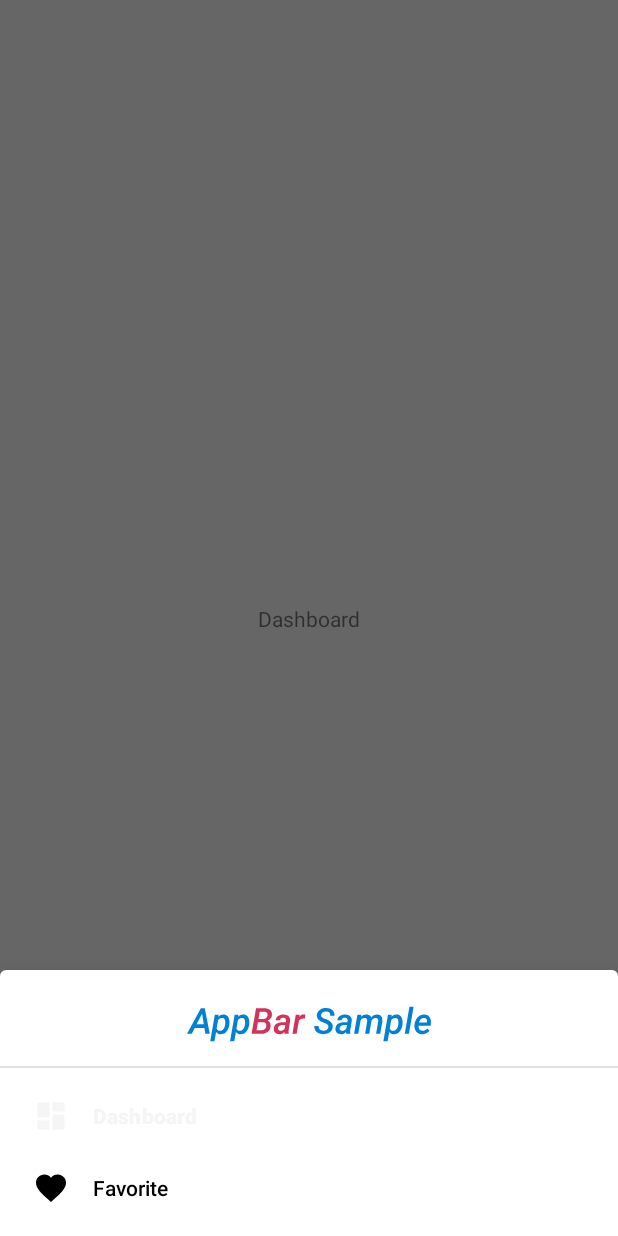
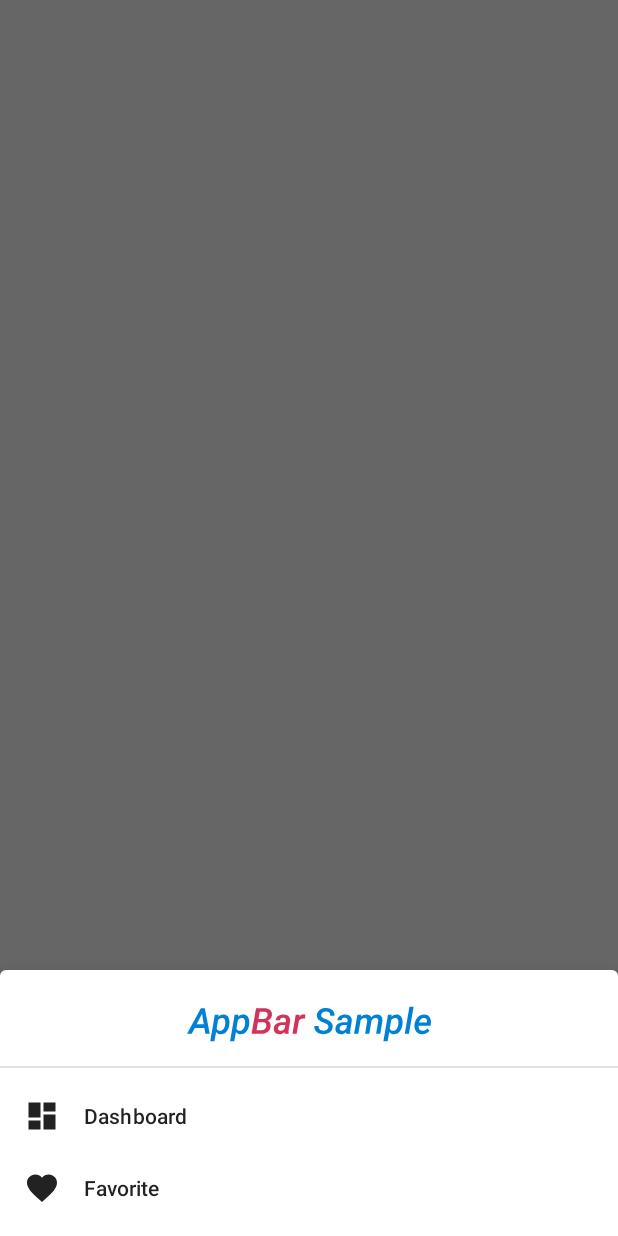
Before and after one commit to pstanisl/appbar-sample, an Android app: the fragment BottomNavigationFragment placed in its activity, on a phone screen of 412 x 824 dp. Run offline under Robolectric (Android 15) with nearby library versions, the phone set to English and light mode, and no system bars; our stand-ins replace Timber, navigation-ui; 7 statements that could not run were skipped.

Commit message:
Custom NavigationView item background

```diff
--- /dev/null
+++ b/app/src/main/res/drawable/navigation_item_bg.xml
@@ -0,0 +1,7 @@
+<?xml version="1.0" encoding="utf-8"?>
+<selector xmlns:android="http://schemas.android.com/apk/res/android">
+
+    <item android:drawable="@android:color/transparent"  android:state_checked="false"/>
+    <item android:drawable="@drawable/navigation_item_bg_color" android:state_checked="true"/>
+
+</selector>
--- /dev/null
+++ b/app/src/main/res/drawable/navigation_item_bg_color.xml
@@ -0,0 +1,11 @@
+<?xml version="1.0" encoding="utf-8"?>
+<shape xmlns:android="http://schemas.android.com/apk/res/android"
+    android:shape="rectangle">
+    <corners
+        android:radius="@dimen/bottom_sheet_corner_radius" />
+    <padding
+        android:left="@dimen/keyline_1"
+        android:top="8dp"
+        android:bottom="2dp" />
+    <solid android:color="@color/primarySelectedColor" />
+</shape>
--- /dev/null
+++ b/app/src/main/res/drawable/navigation_item_color.xml
@@ -0,0 +1,7 @@
+<?xml version="1.0" encoding="utf-8"?>
+<selector xmlns:android="http://schemas.android.com/apk/res/android">
+
+    <item android:color="@color/black"  android:state_checked="false"/>
+    <item android:color="@color/primaryColor" android:state_checked="true"/>
+
+</selector>
--- /dev/null
+++ b/app/src/main/res/drawable/top_elevation.xml
@@ -0,0 +1,11 @@
+<?xml version="1.0" encoding="utf-8"?>
+<!-- NOTE: Fixing issue of missing elevation shadow in the BottomAppBar -->
+<shape xmlns:android="http://schemas.android.com/apk/res/android"
+    android:shape="rectangle">
+
+    <gradient
+        android:angle="90"
+        android:endColor="@android:color/transparent"
+        android:startColor="#88d9d9d9" />
+
+</shape>
--- a/app/src/main/res/layout/activity_main.xml
+++ b/app/src/main/res/layout/activity_main.xml
@@ -1,5 +1,5 @@
 <?xml version="1.0" encoding="utf-8"?>
-<android.support.constraint.ConstraintLayout
+<android.support.design.widget.CoordinatorLayout
     xmlns:android="http://schemas.android.com/apk/res/android"
     xmlns:app="http://schemas.android.com/apk/res-auto"
     android:layout_width="match_parent"
@@ -12,10 +12,6 @@
         android:name="androidx.navigation.fragment.NavHostFragment"
         app:navGraph="@navigation/navigation"
         app:defaultNavHost="true"
-        app:layout_constraintBottom_toTopOf="@+id/bottomBar"
-        app:layout_constraintLeft_toLeftOf="parent"
-        app:layout_constraintRight_toRightOf="parent"
-        app:layout_constraintTop_toTopOf="parent"
     />
 
     <android.support.design.bottomappbar.BottomAppBar
@@ -23,11 +19,16 @@
         android:layout_width="match_parent"
         android:layout_height="wrap_content"
         android:layout_gravity="bottom"
-        app:backgroundTint="@color/primaryColor"
-        app:theme="@style/ThemeOverlay.MaterialComponents.Dark"
-        app:navigationIcon="@drawable/ic_menu_white_24dp"
-        app:layout_constraintBottom_toBottomOf="parent"
-        app:layout_constraintLeft_toLeftOf="parent"
-        app:layout_constraintRight_toRightOf="parent"/>
+        android:background="?android:attr/windowBackground"
+        android:elevation="8dp"
+        app:theme="@style/ThemeOverlay.MaterialComponents.Light"
+        app:navigationIcon="@drawable/ic_menu_black_24dp"/>
 
-</android.support.constraint.ConstraintLayout>
+    <!-- NOTE: Fixing issue with missing elevation shadow -->
+    <View
+        android:layout_width="match_parent"
+        android:layout_height="@dimen/bottom_app_bar_fake_elevation_height"
+        android:background="@drawable/top_elevation"
+        app:layout_anchor="@id/bottomBar" />
+
+</android.support.design.widget.CoordinatorLayout>
--- a/app/src/main/res/layout/fragment_navigation.xml
+++ b/app/src/main/res/layout/fragment_navigation.xml
@@ -30,7 +30,13 @@
         android:layout_width="match_parent"
         android:layout_height="wrap_content"
         android:layout_gravity="bottom"
+        android:paddingStart="@dimen/keyline_1"
+        android:paddingEnd="@dimen/keyline_1"
+        app:itemBackground="@drawable/navigation_item_bg"
         app:itemIconPadding="@dimen/keyline_2"
+        app:itemTextColor="@drawable/navigation_item_color"
+        app:itemIconTint="@drawable/navigation_item_color"
+        app:itemHorizontalPadding="@dimen/keyline_1"
         app:layout_constraintBottom_toBottomOf="parent"
         app:menu="@menu/navigation" />
 
--- a/app/src/main/res/menu/navigation.xml
+++ b/app/src/main/res/menu/navigation.xml
@@ -4,11 +4,13 @@
     <item
         android:id="@+id/dashboard"
         android:icon="@drawable/ic_dashboard_black_24dp"
-        android:title="@string/nav_item_dashboard" />
+        android:title="@string/nav_item_dashboard"
+        android:checkable="true" />
 
     <item
         android:id="@+id/favorite"
         android:icon="@drawable/ic_favorite_black_24dp"
-        android:title="@string/nav_item_favorite" />
+        android:title="@string/nav_item_favorite"
+        android:checkable="true" />
 
 </menu>
--- a/app/src/main/res/values/colors.xml
+++ b/app/src/main/res/values/colors.xml
@@ -13,6 +13,8 @@
     <color name="primaryTextColor">#ffffff</color>
     <color name="secondaryTextColor">#ffffff</color>
 
+    <color name="primarySelectedColor">#1E0081d5</color>
+
     <!-- grayscale -->
     <!-- 87% black (e.g. primary text) -->
     <color name="black">#DD000000</color>
@@ -21,7 +23,7 @@
     <!-- 38% black (e.g. disabled text, hint text) -->
     <color name="gray">#61000000</color>
     <!-- 12% black (e.g. dividers) -->
-    <color name="gray_light">#1F000000</color>
+    <color name="gray_light">#1E000000</color>
     <!-- 96% white -->
     <color name="white_smoke">#F5F5F5</color>
     <!-- 100% white-->
--- a/app/src/main/res/values/dimens.xml
+++ b/app/src/main/res/values/dimens.xml
@@ -1,8 +1,8 @@
 <?xml version="1.0" encoding="utf-8"?>
 <resources>
+    <dimen name="bottom_app_bar_fake_elevation_height">4dp</dimen>
     <dimen name="bottom_sheet_corner_radius">4dp</dimen>
     <dimen name="bottom_sheet_top_padding">8dp</dimen>
-
 
     <dimen name="keyline_1">8dp</dimen>
     <dimen name="keyline_2">16dp</dimen>
```
